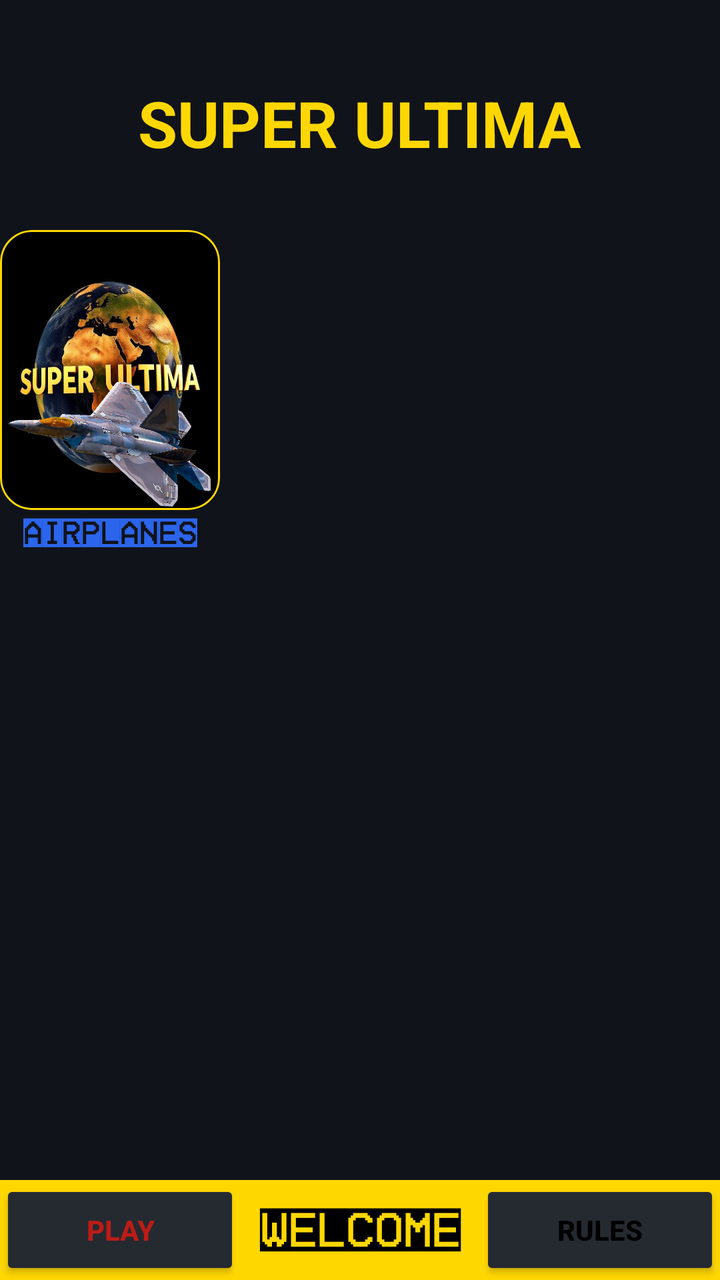
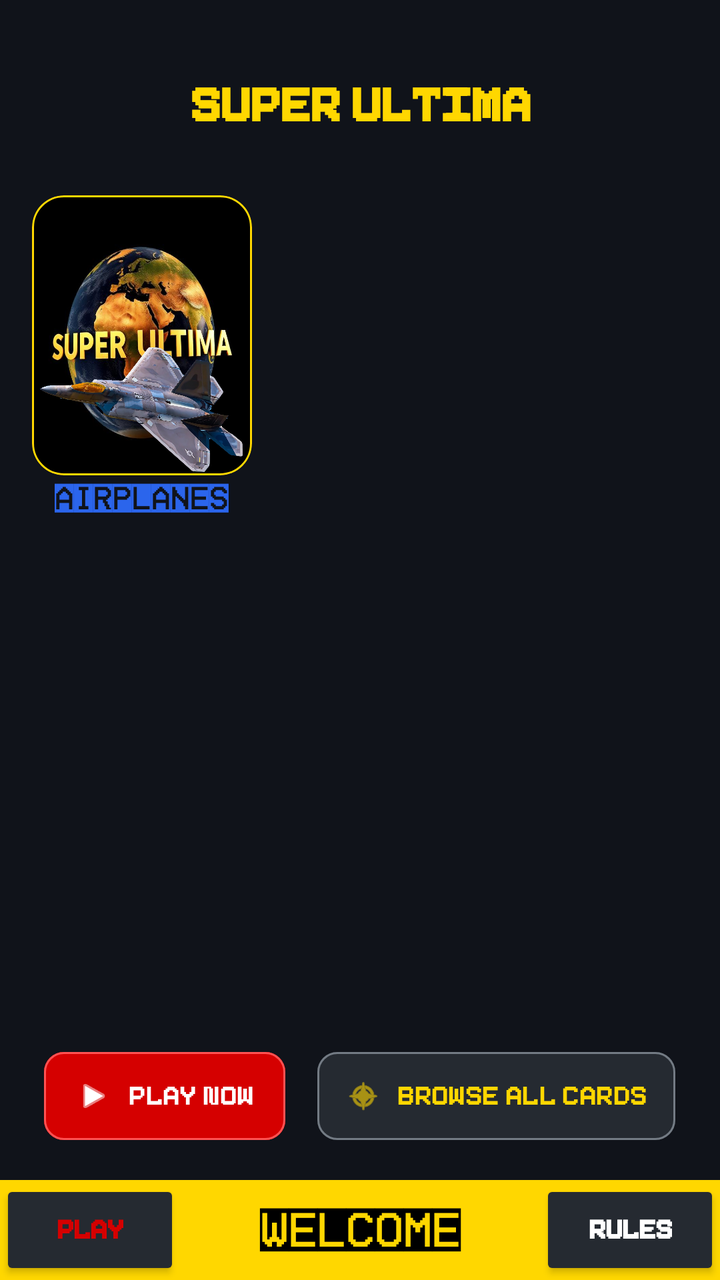

Compare the two renders of this Android layout. The source of the first and the diff that turns it into the second are given below.
<!-- AndroidManifest.xml: application theme Theme.SuperUltima -->
<!-- res/layout/activity_main.xml -->
<?xml version="1.0" encoding="utf-8"?>
<androidx.constraintlayout.widget.ConstraintLayout xmlns:android="http://schemas.android.com/apk/res/android"
    xmlns:app="http://schemas.android.com/apk/res-auto"
    xmlns:tools="http://schemas.android.com/tools"
    android:id="@+id/main"
    android:layout_width="match_parent"
    android:layout_height="match_parent"
    android:background="#10131A"
    tools:context=".MainActivity">

    <TextView
        android:id="@+id/titleText"
        android:layout_width="wrap_content"
        android:layout_height="wrap_content"
        android:text="SUPER ULTIMA"
        android:textColor="#FFD700"
        android:textSize="32sp"
        android:textStyle="bold"
        app:layout_constraintTop_toTopOf="parent"
        app:layout_constraintStart_toStartOf="parent"
        app:layout_constraintEnd_toEndOf="parent"
        android:layout_marginTop="40dp"/>



    <com.google.android.material.card.MaterialCardView
        android:id="@+id/airplanesPack1"
        android:layout_width="110dp"
        android:layout_height="140dp"
        android:layout_marginTop="32dp"
        app:cardCornerRadius="16dp"
        app:strokeColor="#FFD700"
        app:strokeWidth="1dp"
        app:layout_constraintTop_toBottomOf="@id/titleText"
        app:layout_constraintStart_toStartOf="parent">

        <LinearLayout
            android:layout_width="match_parent"
            android:layout_height="match_parent"
            android:orientation="vertical"
            android:gravity="center"
            android:padding="0dp">

            <FrameLayout
                android:layout_width="match_parent"
                android:layout_height="match_parent"
                android:background="@drawable/cardeckbackround"
                android:scaleType="centerCrop"
                >

                <ImageView
                    android:layout_width="match_parent"
                    android:layout_height="212dp"
                    android:src="@drawable/airplane1frontimage">


                </ImageView>

            </FrameLayout>

        </LinearLayout>




    </com.google.android.material.card.MaterialCardView>

    <TextView
        android:id="@+id/airplanesText"
        android:layout_width="wrap_content"
        android:layout_height="wrap_content"
        android:layout_marginTop="4dp"
        android:text="AIRPLANES"
        android:textColor="#2B65EC"
        android:textSize="16sp"
        android:fontFamily="@font/homevideoboldr90dv"
        android:textStyle="bold"
        app:layout_constraintEnd_toEndOf="@id/airplanesPack1"
        app:layout_constraintHorizontal_bias="0.5"
        app:layout_constraintStart_toStartOf="@id/airplanesPack1"
        app:layout_constraintTop_toBottomOf="@id/airplanesPack1" />


    <LinearLayout
        android:id="@+id/bottomToolbar"
        android:layout_width="0dp"
        android:layout_height="50dp"
        android:orientation="horizontal"
        android:gravity="center_vertical"
        android:background="#FFD700"
        app:layout_constraintBottom_toBottomOf="parent"
        app:layout_constraintStart_toStartOf="parent"
        app:layout_constraintEnd_toEndOf="parent">

        <Button
            android:id="@+id/playButton"
            android:layout_width="0dp"
            android:layout_height="match_parent"
            android:layout_weight="1"
            android:text="PLAY"
            android:textColor="#F8C11B17"
            android:textStyle="bold"
            android:backgroundTint="#252A31"/>

        <TextView
            android:id="@+id/welcomeText"
            android:layout_width="0dp"
            android:layout_height="wrap_content"
            android:layout_weight="1"
            android:gravity="center"
            android:text="WELCOME"
            android:textColor="@color/black"
            android:fontFamily="@font/homevideoboldr90dv"
            android:textSize="24sp"
            android:textStyle="bold"/>

        <Button
            android:id="@+id/rulesButton"
            android:layout_width="0dp"
            android:layout_height="match_parent"
            android:layout_weight="1"
            android:text="RULES"
            android:textColor="#FF000000"
            android:textStyle="bold"
            android:backgroundTint="#252A31"/>


    </LinearLayout>


</androidx.constraintlayout.widget.ConstraintLayout>
<!-- resources referenced by this layout -->
<resources>
  <color name="black">#FF000000</color>
  <!-- drawable airplane1frontimage: png bitmap (drawable, 634510 bytes) -->
  <!-- drawable cardeckbackround: png bitmap (drawable, 421043 bytes) -->
  <style name="Theme.SuperUltima" parent="Base.Theme.SuperUltima" />
  <style name="Base.Theme.SuperUltima" parent="Theme.Material3.DayNight.NoActionBar">
          
          
      </style>
</resources>

<!-- the commit's change to res/layout/activity_main.xml (unified diff, before → after) -->
@@ -1,5 +1,6 @@
 <?xml version="1.0" encoding="utf-8"?>
-<androidx.constraintlayout.widget.ConstraintLayout xmlns:android="http://schemas.android.com/apk/res/android"
+<androidx.constraintlayout.widget.ConstraintLayout
+    xmlns:android="http://schemas.android.com/apk/res/android"
     xmlns:app="http://schemas.android.com/apk/res-auto"
     xmlns:tools="http://schemas.android.com/tools"
     android:id="@+id/main"
@@ -8,124 +9,195 @@
     android:background="#10131A"
     tools:context=".MainActivity">
 
+    
     <TextView
         android:id="@+id/titleText"
         android:layout_width="wrap_content"
         android:layout_height="wrap_content"
+        android:layout_marginTop="40dp"
+        android:fontFamily="@font/pixeboy"
         android:text="SUPER ULTIMA"
         android:textColor="#FFD700"
         android:textSize="32sp"
         android:textStyle="bold"
-        app:layout_constraintTop_toTopOf="parent"
+        app:layout_constraintEnd_toEndOf="parent"
         app:layout_constraintStart_toStartOf="parent"
-        app:layout_constraintEnd_toEndOf="parent"
-        android:layout_marginTop="40dp"/>
-
-
-
-    <com.google.android.material.card.MaterialCardView
-        android:id="@+id/airplanesPack1"
-        android:layout_width="110dp"
-        android:layout_height="140dp"
+        app:layout_constraintTop_toTopOf="parent" />
+
+    
+    <HorizontalScrollView
+        android:id="@+id/decksHorizontalScrollView"
+        android:layout_width="0dp"
+        android:layout_height="wrap_content"
         android:layout_marginTop="32dp"
-        app:cardCornerRadius="16dp"
-        app:strokeColor="#FFD700"
-        app:strokeWidth="1dp"
-        app:layout_constraintTop_toBottomOf="@id/titleText"
+        android:clipToPadding="false"
+        android:paddingStart="16dp"
+        android:paddingEnd="16dp"
+        android:scrollbars="none"
+        app:layout_constraintEnd_toEndOf="parent"
+        app:layout_constraintStart_toStartOf="parent"
+        app:layout_constraintTop_toBottomOf="@id/titleText">
+
+        
+        <LinearLayout
+            android:id="@+id/decksContainer"
+            android:layout_width="wrap_content"
+            android:layout_height="wrap_content"
+            android:orientation="horizontal">
+
+            
+            <LinearLayout
+                android:id="@+id/airplanesPackContainer"
+                android:layout_width="wrap_content"
+                android:layout_height="wrap_content"
+                android:layout_marginEnd="16dp"
+                android:gravity="center"
+                android:orientation="vertical">
+
+                <com.google.android.material.card.MaterialCardView
+                    android:id="@+id/airplanesPack1"
+                    android:layout_width="110dp"
+                    android:layout_height="140dp"
+                    app:cardCornerRadius="16dp"
+                    app:strokeColor="#FFD700"
+                    app:strokeWidth="1dp">
+
+                    <LinearLayout
+                        android:layout_width="match_parent"
+                        android:layout_height="match_parent"
+                        android:gravity="center"
+                        android:orientation="vertical"
+                        android:padding="0dp">
+
+                        <FrameLayout
+                            android:layout_width="match_parent"
+                            android:layout_height="match_parent"
+                            android:background="@drawable/cardeckbackround"
+                            android:scaleType="centerCrop">
+
+                            <ImageView
+                                android:layout_width="match_parent"
+                                android:layout_height="212dp"
+                                android:src="@drawable/airplane1frontimage" />
+                        </FrameLayout>
+                    </LinearLayout>
+                </com.google.android.material.card.MaterialCardView>
+
+                <TextView
+                    android:id="@+id/airplanesText"
+                    android:layout_width="wrap_content"
+                    android:layout_height="wrap_content"
+                    android:layout_marginTop="4dp"
+                    android:fontFamily="@font/homevideoboldr90dv"
+                    android:text="AIRPLANES"
+                    android:textColor="#2B65EC"
+                    android:textSize="16sp"
+                    android:textStyle="bold" />
+            </LinearLayout>
+
+        </LinearLayout>
+    </HorizontalScrollView>
+
+    
+    <LinearLayout
+        android:id="@+id/actionButtonsContainer"
+        android:layout_width="0dp"
+        android:layout_height="wrap_content"
+        android:layout_marginBottom="16dp"
+        android:gravity="center"
+        android:orientation="horizontal"
+        app:layout_constraintBottom_toTopOf="@id/bottomToolbar"
+        app:layout_constraintEnd_toEndOf="parent"
         app:layout_constraintStart_toStartOf="parent">
 
-        <LinearLayout
-            android:layout_width="match_parent"
-            android:layout_height="match_parent"
-            android:orientation="vertical"
-            android:gravity="center"
-            android:padding="0dp">
-
-            <FrameLayout
-                android:layout_width="match_parent"
-                android:layout_height="match_parent"
-                android:background="@drawable/cardeckbackround"
-                android:scaleType="centerCrop"
-                >
-
-                <ImageView
-                    android:layout_width="match_parent"
-                    android:layout_height="212dp"
-                    android:src="@drawable/airplane1frontimage">
-
-
-                </ImageView>
-
-            </FrameLayout>
-
-        </LinearLayout>
-
-
-
-
-    </com.google.android.material.card.MaterialCardView>
-
-    <TextView
-        android:id="@+id/airplanesText"
-        android:layout_width="wrap_content"
-        android:layout_height="wrap_content"
-        android:layout_marginTop="4dp"
-        android:text="AIRPLANES"
-        android:textColor="#2B65EC"
-        android:textSize="16sp"
-        android:fontFamily="@font/homevideoboldr90dv"
-        android:textStyle="bold"
-        app:layout_constraintEnd_toEndOf="@id/airplanesPack1"
-        app:layout_constraintHorizontal_bias="0.5"
-        app:layout_constraintStart_toStartOf="@id/airplanesPack1"
-        app:layout_constraintTop_toBottomOf="@id/airplanesPack1" />
-
-
+        <com.google.android.material.button.MaterialButton
+            android:id="@+id/btnPlayNow"
+            android:layout_width="wrap_content"
+            android:layout_height="52dp"
+            android:layout_marginEnd="8dp"
+            android:backgroundTint="#D50000"
+            android:fontFamily="@font/pixeboy"
+            android:paddingHorizontal="16dp"
+            android:text="PLAY NOW"
+            android:textColor="#FFFFFF"
+            android:textSize="18sp"
+            app:cornerRadius="10dp"
+            app:icon="@android:drawable/ic_media_play"
+            app:iconGravity="textStart"
+            app:iconTint="#FFFFFF"
+            app:strokeColor="#FF5252"
+            app:strokeWidth="1dp" />
+
+        <com.google.android.material.button.MaterialButton
+            android:id="@+id/btnBrowseCards"
+            android:layout_width="wrap_content"
+            android:layout_height="52dp"
+            android:layout_marginStart="8dp"
+            android:backgroundTint="#252A31"
+            android:fontFamily="@font/pixeboy"
+            android:paddingHorizontal="14dp"
+            android:text="BROWSE ALL CARDS"
+            android:textColor="#FFD700"
+            android:textSize="18sp"
+            app:cornerRadius="10dp"
+            app:icon="@android:drawable/ic_menu_compass"
+            app:iconGravity="textStart"
+            app:iconTint="#FFD700"
+            app:strokeColor="#737B84"
+            app:strokeWidth="1dp" />
+
+    </LinearLayout>
+
+    
     <LinearLayout
         android:id="@+id/bottomToolbar"
         android:layout_width="0dp"
         android:layout_height="50dp"
+        android:background="#FFD700"
+        android:gravity="center_vertical"
         android:orientation="horizontal"
-        android:gravity="center_vertical"
-        android:background="#FFD700"
         app:layout_constraintBottom_toBottomOf="parent"
-        app:layout_constraintStart_toStartOf="parent"
-        app:layout_constraintEnd_toEndOf="parent">
+        app:layout_constraintEnd_toEndOf="parent"
+        app:layout_constraintStart_toStartOf="parent">
 
         <Button
             android:id="@+id/playButton"
             android:layout_width="0dp"
             android:layout_height="match_parent"
             android:layout_weight="1"
+            android:backgroundTint="#252A31"
+            android:fontFamily="@font/pixeboy"
             android:text="PLAY"
-            android:textColor="#F8C11B17"
+            android:textColor="#D50000"
+            android:textSize="18sp"
             android:textStyle="bold"
-            android:backgroundTint="#252A31"/>
+            app:cornerRadius="0dp" />
 
         <TextView
             android:id="@+id/welcomeText"
             android:layout_width="0dp"
             android:layout_height="wrap_content"
-            android:layout_weight="1"
+            android:layout_weight="2"
+            android:fontFamily="@font/homevideoboldr90dv"
             android:gravity="center"
             android:text="WELCOME"
-            android:textColor="@color/black"
-            android:fontFamily="@font/homevideoboldr90dv"
+            android:textColor="#000000"
             android:textSize="24sp"
-            android:textStyle="bold"/>
+            android:textStyle="bold" />
 
         <Button
             android:id="@+id/rulesButton"
             android:layout_width="0dp"
             android:layout_height="match_parent"
             android:layout_weight="1"
+            android:backgroundTint="#252A31"
+            android:fontFamily="@font/pixeboy"
             android:text="RULES"
-            android:textColor="#FF000000"
+            android:textColor="#FFFFFF"
+            android:textSize="18sp"
             android:textStyle="bold"
-            android:backgroundTint="#252A31"/>
-
+            app:cornerRadius="0dp" />
 
     </LinearLayout>
 
-
 </androidx.constraintlayout.widget.ConstraintLayout>
<!-- resource entries referenced after the edit -->
@@ -1,6 +1,5 @@
 <!-- resources referenced by this layout -->
 <resources>
-  <color name="black">#FF000000</color>
   <!-- drawable airplane1frontimage: png bitmap (drawable, 634510 bytes) -->
   <!-- drawable cardeckbackround: png bitmap (drawable, 421043 bytes) -->
   <style name="Theme.SuperUltima" parent="Base.Theme.SuperUltima" />
